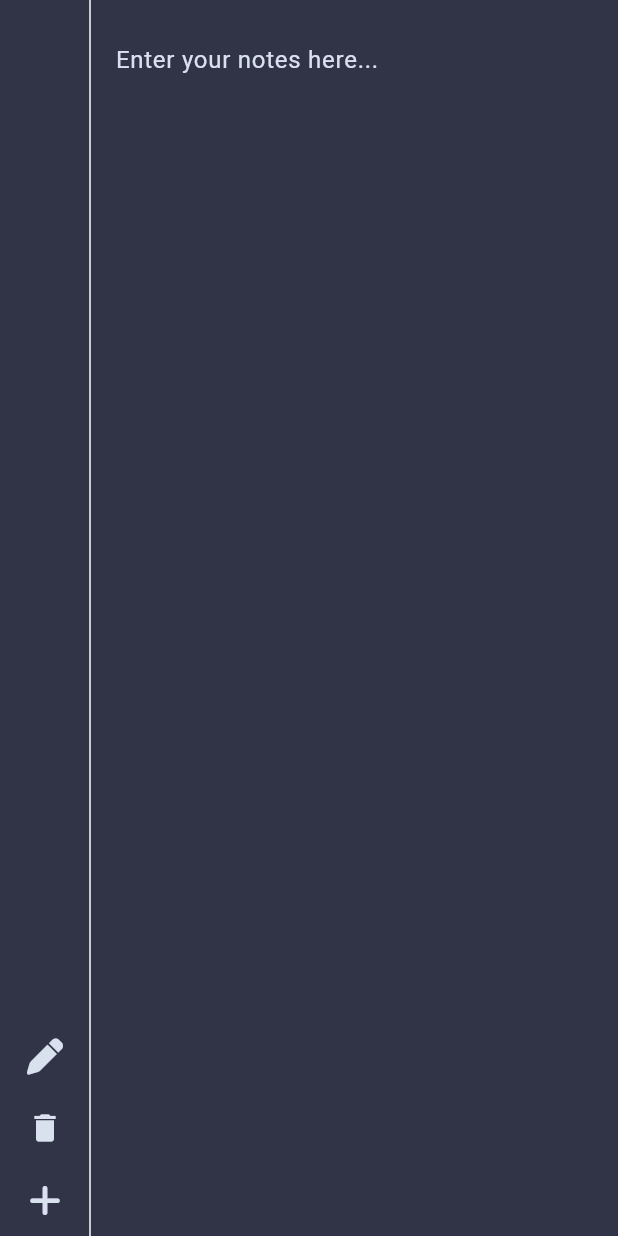
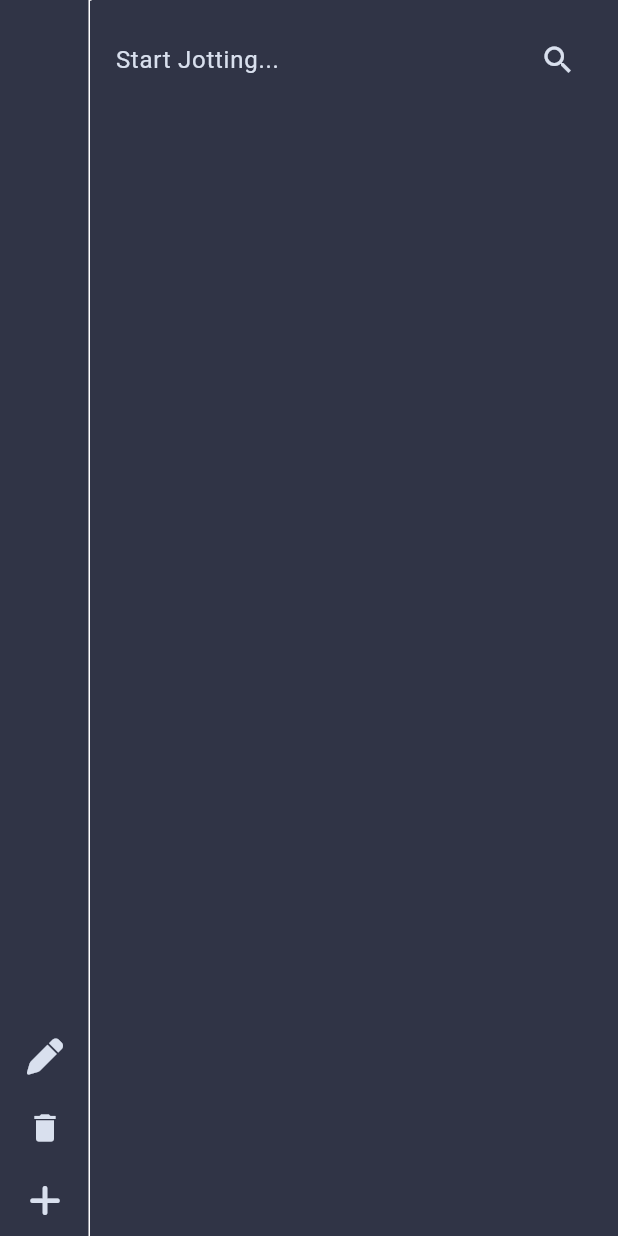
Before and after one commit to tiff-git/jotty, a Flutter app: the screen it shows after launch, on a phone screen of 412 x 824 dp. Run offline on Flutter 3.47's test engine with Material 3 defaults, Android fonts, the phone set to English and light mode, and no system bars; our stand-ins replace confetti, font_awesome_flutter; missing offline and left inert: bitsdojo_window.

Commit message:
chore: work

```diff
--- a/lib/note_widget.dart
+++ b/lib/note_widget.dart
@@ -1,6 +1,8 @@
 import 'package:flutter/material.dart';
+import 'package:confetti/confetti.dart';
 import 'side-bar/sidebar.dart';
 import 'drawing_painter.dart';
+import 'search_dialog.dart';
 
 class NoteWidget extends StatefulWidget {
   const NoteWidget({super.key});
@@ -16,16 +18,20 @@ class _NoteWidgetState extends State<NoteWidget> {
   int selectedIndex = 0;
   TextEditingController _controller = TextEditingController();
   bool isDrawMode = false;
+  List<String> filteredNotes = [];
+  late ConfettiController _confettiController;
 
   @override
   void initState() {
     super.initState();
     _controller.text = notes[selectedIndex];
+    _confettiController = ConfettiController(duration: const Duration(seconds: 1));
   }
 
   @override
   void dispose() {
     _controller.dispose();
+    _confettiController.dispose();
     super.dispose();
   }
 
@@ -49,6 +55,7 @@ class _NoteWidgetState extends State<NoteWidget> {
       drawings.add([]);
       selectedIndex = notes.length - 1;
       _updateControllerText();
+      _confettiController.play();
     });
   }
 
@@ -85,11 +92,31 @@ class _NoteWidgetState extends State<NoteWidget> {
     });
   }
 
+  void _onSearchChanged(String query) {
+    setState(() {
+      filteredNotes = notes.where((note) => note.contains(query)).toList();
+    });
+  }
+
+  void _showSearchDialog() {
+    showDialog(
+      context: context,
+      builder: (context) {
+        return SearchDialog(onSearch: _onSearchChanged);
+      },
+    );
+  }
+
   @override
   Widget build(BuildContext context) {
     return Scaffold(
       backgroundColor: const Color(0xFF303446),
-      body: Row(
+      body: Stack(
+        children: [
+          Column(
+            children: [
+              Expanded(
+                child: Row(
                   children: [
                     Sidebar(
                       onTabSelected: _onTabSelected,
@@ -104,7 +131,6 @@ class _NoteWidgetState extends State<NoteWidget> {
                     Expanded(
                       child: Column(
                         children: [
-                // Custom top bar can be added here if needed
                           Expanded(
                             child: Padding(
                               padding: const EdgeInsets.all(16.0),
@@ -119,7 +145,7 @@ class _NoteWidgetState extends State<NoteWidget> {
                                     },
                                     maxLines: null,
                                     decoration: InputDecoration(
-                            hintText: 'Enter your notes here...',
+                                      hintText: 'Start Jotting...',
                                       border: InputBorder.none,
                                       hintStyle: TextStyle(color: Color(0xFFD9E0EE)),
                                     ),
@@ -134,7 +160,6 @@ class _NoteWidgetState extends State<NoteWidget> {
                                               setState(() {
                                                 RenderBox renderBox = context.findRenderObject() as RenderBox;
                                                 Offset localPosition = renderBox.globalToLocal(details.globalPosition);
-                                      // Ensure the drawing does not go past the white line
                                                 if (localPosition.dx > 1 && localPosition.dx < constraints.maxWidth) {
                                                   drawings[selectedIndex].add(localPosition);
                                                 }
@@ -151,10 +176,43 @@ class _NoteWidgetState extends State<NoteWidget> {
                                         },
                                       ),
                                     ),
+                                  Positioned(
+                                    top: 0,
+                                    right: 0,
+                                    child: IconButton(
+                                      icon: Icon(Icons.search, color: Color(0xFFD9E0EE)),
+                                      onPressed: _showSearchDialog,
+                                    ),
+                                  ),
                                 ],
                               ),
                             ),
                           ),
+                        ],
+                      ),
+                    ),
+                  ],
+                ),
+              ),
+            ],
+          ),
+          Align(
+            alignment: Alignment.topCenter,
+            child: ConfettiWidget(
+              confettiController: _confettiController,
+              blastDirection: 3.14 / 2, // downwards
+              emissionFrequency: 0.05,
+              numberOfParticles: 20,
+              gravity: 0.1,
+              minimumSize: const Size(5, 5), // set the minimum size of the confetti
+              maximumSize: const Size(10, 10), // set the maximum size of the confetti
+              colors: const [ // set the colors for the confetti
+                Color(0xFFF4B8E4),
+                Color(0xFFF4B8E4),
+                Color(0xFFF4B8E4),
+                Color(0xFFF4B8E4),
+                Color(0xFFF4B8E4),
+                Color(0xFFF4B8E4),
               ],
             ),
           ),
@@ -171,7 +229,7 @@ class ThinWhiteLinePainter extends CustomPainter {
       ..color = Colors.white
       ..strokeWidth = 1;
 
-    canvas.drawLine(Offset(0, 0), Offset(0, size.height), paint);
+    canvas.drawLine(Offset(0, 0), Offset(size.width, 0), paint);
   }
 
   @override
--- a/lib/side-bar/sidebar.dart
+++ b/lib/side-bar/sidebar.dart
@@ -22,71 +22,6 @@ class Sidebar extends StatefulWidget {
 
 class _SidebarState extends State<Sidebar> {
   List<Map<String, dynamic>> noteIcons = [];
-
-  @override
-  Widget build(BuildContext context) {
-    return Container(
-      width: 60,
-      color: Color(0xFF303446),
-      child: Column(
-        mainAxisAlignment: MainAxisAlignment.spaceBetween,
-        children: [
-          Expanded(
-            child: ReorderableListView(
-              onReorder: _onReorder,
-              buildDefaultDragHandles: false,
-              proxyDecorator: (Widget child, int index, Animation<double> animation) {
-                return Material(
-                  color: Colors.transparent,
-                  child: child,
-                );
-              },
-              children: [
-                for (int index = 0; index < noteIcons.length; index++)
-                  Container(
-                    key: ValueKey(noteIcons[index]),
-                    child: ReorderableDragStartListener(
-                      index: index,
-                      child: IconButton(
-                        icon: FaIcon(noteIcons[index]['icon'], color: noteIcons[index]['color']),
-                        onPressed: () {
-                          widget.onTabSelected(index);
-                        },
-                      ),
-                    ),
-                  ),
-              ],
-            ),
-          ),
-          IconButton(
-            icon: FaIcon(FontAwesomeIcons.pen, color: Color(0xFFD9E0EE)),
-            onPressed: () {
-              widget.onDrawModeToggled();
-            },
-          ),
-          IconButton(
-            icon: Icon(Icons.delete, color: Color(0xFFD9E0EE)),
-            onPressed: _onDeleteTab,
-          ),
-          IconButton(
-            icon: FaIcon(FontAwesomeIcons.plus, color: Color(0xFFD9E0EE)),
-            onPressed: _showIconSelectionDialog,
-          ),
-        ],
-      ),
-    );
-  }
-
-  void _onReorder(int oldIndex, int newIndex) {
-    setState(() {
-      if (newIndex > oldIndex) {
-        newIndex -= 1;
-      }
-      final item = noteIcons.removeAt(oldIndex);
-      noteIcons.insert(newIndex, item);
-      widget.onNoteIconsChanged(noteIcons);
-    });
-  }
 
   void _showIconSelectionDialog() {
     showDialog(
@@ -135,11 +70,7 @@ class _SidebarState extends State<Sidebar> {
                     int currentIndex = noteIcons.length - 1;
                     noteIcons.removeAt(currentIndex);
                     widget.onNoteIconsChanged(noteIcons);
-                    if (noteIcons.isEmpty) {
-                      widget.onTabSelected(0);
-                    } else {
-                      widget.onTabSelected(currentIndex > 0 ? currentIndex - 1 : 0);
-                    }
+                    widget.onTabSelected(currentIndex > 0 ? currentIndex - 1 : 0);
                   }
                 });
                 Navigator.of(context).pop();
@@ -154,4 +85,82 @@ class _SidebarState extends State<Sidebar> {
       },
     );
   }
+
+  @override
+  Widget build(BuildContext context) {
+    return Stack(
+      children: [
+        Container(
+          width: 60,
+          color: Color(0xFF303446),
+          child: Column(
+            mainAxisAlignment: MainAxisAlignment.spaceBetween,
+            children: [
+              Expanded(
+                child: ReorderableListView(
+                  onReorder: _onReorder,
+                  buildDefaultDragHandles: false,
+                  proxyDecorator: (Widget child, int index, Animation<double> animation) {
+                    return Material(
+                      color: Colors.transparent,
+                      child: child,
+                    );
+                  },
+                  children: [
+                    for (int index = 0; index < noteIcons.length; index++)
+                      Container(
+                        key: ValueKey(noteIcons[index]),
+                        child: ReorderableDragStartListener(
+                          index: index,
+                          child: IconButton(
+                            icon: FaIcon(noteIcons[index]['icon'], color: noteIcons[index]['color']),
+                            onPressed: () {
+                              widget.onTabSelected(index);
+                            },
+                          ),
+                        ),
+                      ),
+                  ],
+                ),
+              ),
+              IconButton(
+                icon: FaIcon(FontAwesomeIcons.pen, color: Color(0xFFD9E0EE)),
+                onPressed: () {
+                  widget.onDrawModeToggled();
+                },
+              ),
+              IconButton(
+                icon: Icon(Icons.delete, color: Color(0xFFD9E0EE)),
+                onPressed: _onDeleteTab,
+              ),
+              IconButton(
+                icon: FaIcon(FontAwesomeIcons.plus, color: Color(0xFFD9E0EE)),
+                onPressed: _showIconSelectionDialog,
+              ),
+            ],
+          ),
+        ),
+        Positioned(
+          right: 0,
+          top: 0,
+          bottom: 0,
+          child: Container(
+            width: 1,
+            color: Colors.white,
+          ),
+        ),
+      ],
+    );
+  }
+
+  void _onReorder(int oldIndex, int newIndex) {
+    setState(() {
+      if (newIndex > oldIndex) {
+        newIndex -= 1;
+      }
+      final item = noteIcons.removeAt(oldIndex);
+      noteIcons.insert(newIndex, item);
+      widget.onNoteIconsChanged(noteIcons);
+    });
+  }
 }
--- a/pubspec.yaml
+++ b/pubspec.yaml
@@ -9,9 +9,11 @@ environment:
 dependencies:
   flutter:
     sdk: flutter
+  flutter_quill: ^10.8.5
+  confetti: ^0.8.0
   bitsdojo_window: ^0.1.0
   font_awesome_flutter: ^10.1.0
-  google_fonts: ^5.0.0
+  google_fonts: ^6.2.1
 
 dev_dependencies:
   flutter_test:
```
Also changed, not shown: lib/search_dialog.dart (added, +55 -0 lines), pubspec.lock, 5 other files. Lines whose indentation alone changed are shown as unchanged.
